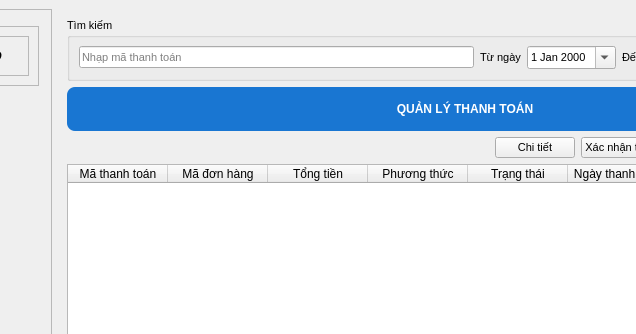
Before: the Qt Designer form ui/main_window.ui in thinh-doan/sales-and-warehouse-management-system, drawn with Qt 5; both pictures show x 177 to 813 and y 0 to 334 of the 1058 by 753 pixel window.
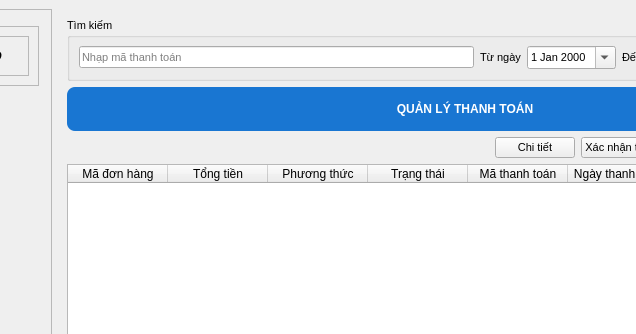
After: the same form once the commit is applied. The open tabs and pages were chosen to show the change. Icons and pictures are not drawn. Custom widgets are drawn as their Qt base class.

The edit to the form file:
```diff
--- a/ui/main_window.ui
+++ b/ui/main_window.ui
@@ -1658,11 +1658,6 @@
         </item>
         <item>
          <widget class="QTableWidget" name="tblThanhToan">
-          <column>
-           <property name="text">
-            <string>Mã thanh toán</string>
-           </property>
-          </column>
           <column>
            <property name="text">
             <string>Mã đơn hàng</string>
@@ -1683,6 +1678,11 @@
             <string>Trạng thái</string>
            </property>
           </column>
+          <column>
+           <property name="text">
+            <string>Mã thanh toán</string>
+           </property>
+          </column>
           <column>
            <property name="text">
             <string>Ngày thanh toán</string>
```
Left out of the diff: 2 changed lines with no effect on the pictures.
